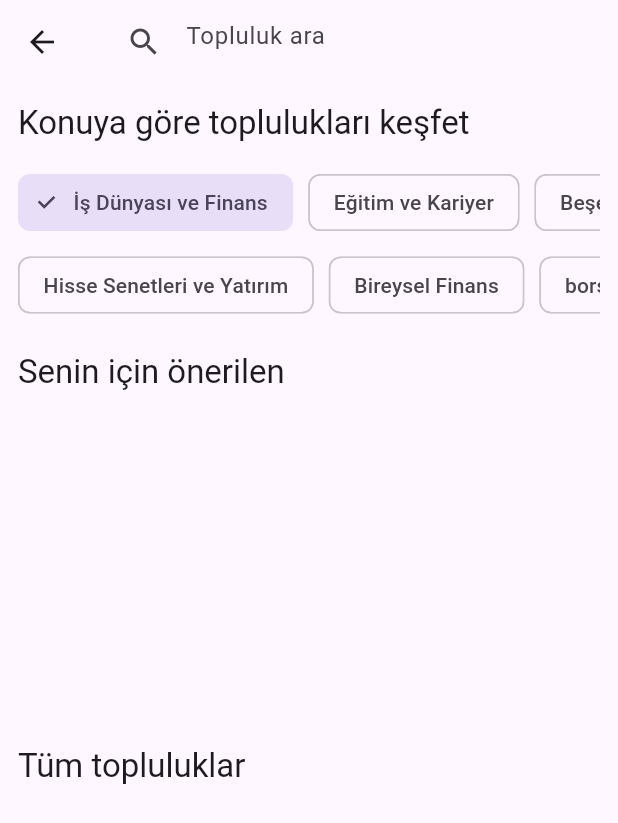
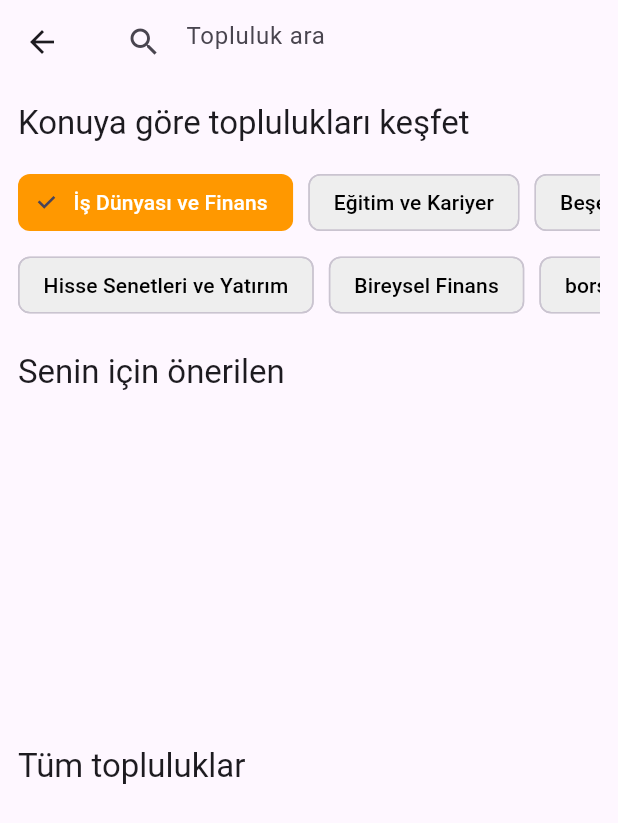
Before and after one commit to Tason1082/Mootable, a Flutter app: the CommunityExplorePage screen opened directly, on a phone screen of 412 x 824 dp. Shown: the top 823 px of the screen. Run offline on Flutter 3.47's test engine with Material 3 defaults, Android fonts, the phone set to English and light mode, and no system bars; our stand-ins replace image_picker, shared_preferences, supabase_flutter, video_player; missing offline and left inert: video_thumbnail; accounts and stored records are empty; generated files the repository leaves out were written again.

Commit message:
guncelleme13

```diff
--- a/lib/community_explore_page.dart
+++ b/lib/community_explore_page.dart
@@ -2,6 +2,7 @@ import 'package:flutter/material.dart';
 import 'package:supabase_flutter/supabase_flutter.dart';
 import 'package:flutter_gen/gen_l10n/app_localizations.dart';
 import 'community/topic_data.dart';
+import 'theme/app_theme.dart';
 
 class CommunityExplorePage extends StatefulWidget {
   const CommunityExplorePage({super.key});
@@ -15,13 +16,10 @@ class _CommunityExplorePageState extends State<CommunityExplorePage> {
   final user = Supabase.instance.client.auth.currentUser;
 
   bool loading = true;
-
   List<Map<String, dynamic>> recommended = [];
   List<Map<String, dynamic>> allCommunities = [];
   List<Map<String, dynamic>> userJoinedCommunities = [];
-
   String searchQuery = "";
-
   late AppLocalizations l10n;
 
   List<String> redditCategories = [];
@@ -50,7 +48,6 @@ class _CommunityExplorePageState extends State<CommunityExplorePage> {
           .from("communities")
           .select("*")
           .order("created_at", ascending: false);
-
       allCommunities = List<Map<String, dynamic>>.from(result);
     } catch (_) {
       allCommunities = [];
@@ -68,10 +65,8 @@ class _CommunityExplorePageState extends State<CommunityExplorePage> {
           .from("user_interests")
           .select("interest_name")
           .eq("user_id", user!.id);
-
-      final interestNames = interests
-          .map((i) => i["interest_name"].toString().toLowerCase())
-          .toList();
+      final interestNames =
+      interests.map((i) => i["interest_name"].toString().toLowerCase()).toList();
 
       if (interestNames.isEmpty) {
         recommended = [];
@@ -101,7 +96,6 @@ class _CommunityExplorePageState extends State<CommunityExplorePage> {
           .from("user_communities")
           .select("community_id")
           .eq("user_id", user!.id);
-
       final ids = joins.map((j) => j["community_id"]).toList();
 
       if (ids.isEmpty) {
@@ -111,7 +105,6 @@ class _CommunityExplorePageState extends State<CommunityExplorePage> {
 
       final comms =
       await supabase.from("communities").select("*").inFilter("id", ids);
-
       userJoinedCommunities = List<Map<String, dynamic>>.from(comms);
     } catch (_) {
       userJoinedCommunities = [];
@@ -130,22 +123,16 @@ class _CommunityExplorePageState extends State<CommunityExplorePage> {
   List<Map<String, dynamic>> _filteredCommunities() {
     final q = searchQuery.toLowerCase();
     final currentTopics =
-        getTopicsData(l10n)[selectedCategory]
-            ?.map((t) => t.toLowerCase())
-            .toList() ??
-            [];
+        getTopicsData(l10n)[selectedCategory]?.map((t) => t.toLowerCase()).toList() ?? [];
 
     return allCommunities.where((c) {
       if (_isJoined(c)) return false;
 
-      final topics =
-      List<String>.from(c["topics"] ?? []).map((t) => t.toLowerCase()).toList();
+      final topics = List<String>.from(c["topics"] ?? []).map((t) => t.toLowerCase()).toList();
 
-      if (selectedTopic != null &&
-          !topics.contains(selectedTopic!.toLowerCase())) return false;
+      if (selectedTopic != null && !topics.contains(selectedTopic!.toLowerCase())) return false;
 
-      if (selectedTopic == null &&
-          !topics.any((t) => currentTopics.contains(t))) return false;
+      if (selectedTopic == null && !topics.any((t) => currentTopics.contains(t))) return false;
 
       final name = (c["name"] ?? "").toLowerCase();
       final desc = (c["description"] ?? "").toLowerCase();
@@ -167,20 +154,25 @@ class _CommunityExplorePageState extends State<CommunityExplorePage> {
     setState(() {});
   }
 
-  /// 🔹 CATEGORY BAR
-  Widget _categoryBar(ColorScheme colors, TextTheme textTheme) {
+  Widget _categoryBar() {
     return SizedBox(
       height: 50,
       child: ListView(
         scrollDirection: Axis.horizontal,
         children: redditCategories.map((cat) {
           final selected = selectedCategory == cat;
-
           return Padding(
             padding: const EdgeInsets.only(right: 10),
             child: ChoiceChip(
-              label: Text(cat),
+              label: Text(
+                cat,
+                style: TextStyle(
+                  color: selected ? Colors.white : Colors.black,
+                ),
+              ),
               selected: selected,
+              selectedColor: AppTheme.primary,
+              backgroundColor: Colors.grey.shade200,
               onSelected: (_) {
                 setState(() {
                   selectedCategory = cat;
@@ -194,22 +186,26 @@ class _CommunityExplorePageState extends State<CommunityExplorePage> {
     );
   }
 
-  Widget _topicsBar(ColorScheme colors) {
+  Widget _topicsBar() {
     final topics = getTopicsData(l10n)[selectedCategory] ?? [];
-
     return SizedBox(
       height: 40,
       child: ListView(
         scrollDirection: Axis.horizontal,
         children: topics.map((topic) {
-          final selected =
-              selectedTopic?.toLowerCase() == topic.toLowerCase();
-
+          final selected = selectedTopic?.toLowerCase() == topic.toLowerCase();
           return Padding(
             padding: const EdgeInsets.only(right: 10),
             child: ChoiceChip(
-              label: Text(topic),
+              label: Text(
+                topic,
+                style: TextStyle(
+                  color: selected ? Colors.white : Colors.black,
+                ),
+              ),
               selected: selected,
+              selectedColor: AppTheme.primary,
+              backgroundColor: Colors.grey.shade200,
               onSelected: (_) {
                 setState(() {
                   selectedTopic = selected ? null : topic;
@@ -222,11 +218,11 @@ class _CommunityExplorePageState extends State<CommunityExplorePage> {
     );
   }
 
-  Widget _recommendedCard(
-      BuildContext context, Map<String, dynamic> community) {
+
+
+
+  Widget _recommendedCard(BuildContext context, Map<String, dynamic> community) {
     final joined = _isJoined(community);
-    final colors = Theme.of(context).colorScheme;
-
     return SizedBox(
       width: 300,
       child: Card(
@@ -239,18 +235,15 @@ class _CommunityExplorePageState extends State<CommunityExplorePage> {
               ListTile(
                 contentPadding: EdgeInsets.zero,
                 leading: CircleAvatar(
-                  backgroundColor: colors.surfaceVariant,
+                  backgroundColor: Theme.of(context).colorScheme.surfaceVariant,
                   backgroundImage: community["avatar_url"] != null
                       ? NetworkImage(community["avatar_url"])
                       : null,
                   child: community["avatar_url"] == null
-                      ? Icon(Icons.groups, color: colors.onSurfaceVariant)
+                      ? Icon(Icons.groups, color: Theme.of(context).colorScheme.onSurfaceVariant)
                       : null,
                 ),
-                title: Text(
-                  community["name"] ?? "",
-                  style: Theme.of(context).textTheme.titleMedium,
-                ),
+                title: Text(community["name"] ?? "", style: Theme.of(context).textTheme.titleMedium),
               ),
               Text(
                 community["description"] ?? "",
@@ -260,9 +253,18 @@ class _CommunityExplorePageState extends State<CommunityExplorePage> {
               const Spacer(),
               Align(
                 alignment: Alignment.centerRight,
-                child: FilledButton(
-                  onPressed: joined ? null : () => _joinCommunity(community),
-                  child: Text(joined ? "Katıldın" : "Katıl"),
+                child: joined
+                    ? FilledButton.tonal(
+                  onPressed: null,
+                  child: const Text("Katıldın"),
+                )
+                    : FilledButton(
+                  onPressed: () => _joinCommunity(community),
+                  style: ButtonStyle(
+                    backgroundColor: MaterialStateProperty.all(AppTheme.primary),
+                    foregroundColor: MaterialStateProperty.all(Colors.white),
+                  ),
+                  child: const Text("Katıl"),
                 ),
               ),
             ],
@@ -272,22 +274,19 @@ class _CommunityExplorePageState extends State<CommunityExplorePage> {
     );
   }
 
-  Widget _communityCard(
-      BuildContext context, Map<String, dynamic> community) {
+  Widget _communityCard(BuildContext context, Map<String, dynamic> community) {
     final joined = _isJoined(community);
-    final colors = Theme.of(context).colorScheme;
-
     return Card(
       surfaceTintColor: Colors.transparent,
       margin: const EdgeInsets.only(bottom: 10),
       child: ListTile(
         leading: CircleAvatar(
-          backgroundColor: colors.surfaceVariant,
+          backgroundColor: Theme.of(context).colorScheme.surfaceVariant,
           backgroundImage: community["avatar_url"] != null
               ? NetworkImage(community["avatar_url"])
               : null,
           child: community["avatar_url"] == null
-              ? Icon(Icons.groups, color: colors.onSurfaceVariant)
+              ? Icon(Icons.groups, color: Theme.of(context).colorScheme.onSurfaceVariant)
               : null,
         ),
         title: Text(community["name"] ?? ""),
@@ -296,9 +295,18 @@ class _CommunityExplorePageState extends State<CommunityExplorePage> {
           maxLines: 2,
           overflow: TextOverflow.ellipsis,
         ),
-        trailing: FilledButton(
-          onPressed: joined ? null : () => _joinCommunity(community),
-          child: Text(joined ? "Katıldın" : "Katıl"),
+        trailing: joined
+            ? FilledButton.tonal(
+          onPressed: null,
+          child: const Text("Katıldın"),
+        )
+            : FilledButton(
+          onPressed: () => _joinCommunity(community),
+          style: ButtonStyle(
+            backgroundColor: MaterialStateProperty.all(AppTheme.primary),
+            foregroundColor: MaterialStateProperty.all(Colors.white),
+          ),
+          child: const Text("Katıl"),
         ),
       ),
     );
@@ -312,9 +320,6 @@ class _CommunityExplorePageState extends State<CommunityExplorePage> {
     if (selectedCategory.isEmpty && redditCategories.isNotEmpty) {
       selectedCategory = redditCategories.first;
     }
-
-    final theme = Theme.of(context);
-    final colors = theme.colorScheme;
 
     return Scaffold(
       appBar: AppBar(
@@ -333,38 +338,25 @@ class _CommunityExplorePageState extends State<CommunityExplorePage> {
         padding: const EdgeInsets.all(12),
         child: ListView(
           children: [
-            Text(
-              "Konuya göre toplulukları keşfet",
-              style: theme.textTheme.titleLarge,
-            ),
+            Text("Konuya göre toplulukları keşfet", style: Theme.of(context).textTheme.titleLarge),
             const SizedBox(height: 14),
-            _categoryBar(colors, theme.textTheme),
+            _categoryBar(),
             const SizedBox(height: 10),
-            _topicsBar(colors),
+            _topicsBar(),
             const SizedBox(height: 24),
-            Text(
-              "Senin için önerilen",
-              style: theme.textTheme.titleLarge,
-            ),
+            Text("Senin için önerilen", style: Theme.of(context).textTheme.titleLarge),
             const SizedBox(height: 10),
             SizedBox(
               height: 200,
               child: ListView(
                 scrollDirection: Axis.horizontal,
-                children: filteredRecommended
-                    .map((c) => _recommendedCard(context, c))
-                    .toList(),
+                children: filteredRecommended.map((c) => _recommendedCard(context, c)).toList(),
               ),
             ),
             const SizedBox(height: 25),
-            Text(
-              "Tüm topluluklar",
-              style: theme.textTheme.titleLarge,
-            ),
+            Text("Tüm topluluklar", style: Theme.of(context).textTheme.titleLarge),
             const SizedBox(height: 10),
-            ..._filteredCommunities()
-                .map((c) => _communityCard(context, c))
-                .toList(),
+            ..._filteredCommunities().map((c) => _communityCard(context, c)).toList(),
           ],
         ),
       ),
--- a/lib/theme/app_theme.dart
+++ b/lib/theme/app_theme.dart
@@ -1,42 +1,95 @@
+// app_theme.dart
 import 'package:flutter/material.dart';
 
 class AppTheme {
-  static const Color primary = Color(0xFFFF9800); // Siyah
-  static const Color secondary = Color(0xFFFF9800);
-  static const Color background = Color(0xFFFF9800);
-  static const Color iconGrey = Colors.orange;
+  static const Color primary = Color(0xFFFF9800);
 
   static ThemeData lightTheme = ThemeData(
     useMaterial3: true,
-    scaffoldBackgroundColor: background,
+    scaffoldBackgroundColor: Colors.white,
 
     colorScheme: ColorScheme.fromSeed(
       seedColor: primary,
       primary: primary,
-      secondary: secondary,
+      secondary: primary,
+      secondaryContainer: primary.withOpacity(0.15), // Tonal button
       surface: Colors.white,
+      background: Colors.white,
     ),
 
+    // APP BAR
     appBarTheme: const AppBarTheme(
       backgroundColor: Colors.white,
       foregroundColor: Colors.black,
       elevation: 1,
       iconTheme: IconThemeData(color: Colors.black),
+      titleTextStyle: TextStyle(
+        color: Colors.black,
+        fontSize: 18,
+        fontWeight: FontWeight.w600,
+      ),
     ),
 
-    iconTheme: const IconThemeData(
-      color: Colors.black87,
+    iconTheme: const IconThemeData(color: Colors.black87),
+
+    // FILLED BUTTON (Katıl, Kaydet, vb.)
+    filledButtonTheme: FilledButtonThemeData(
+      style: ButtonStyle(
+        backgroundColor: MaterialStateProperty.resolveWith((states) {
+          if (states.contains(MaterialState.disabled)) return primary.withOpacity(0.4);
+          return primary;
+        }),
+        foregroundColor: MaterialStateProperty.all(Colors.white),
+        shape: MaterialStateProperty.all(RoundedRectangleBorder(
+          borderRadius: BorderRadius.circular(20),
+        )),
+      ),
     ),
 
+    // OUTLINED BUTTON
+    outlinedButtonTheme: OutlinedButtonThemeData(
+      style: ButtonStyle(
+        foregroundColor: MaterialStateProperty.all(primary),
+        side: MaterialStateProperty.all(BorderSide(color: primary)),
+        shape: MaterialStateProperty.all(RoundedRectangleBorder(
+          borderRadius: BorderRadius.circular(20),
+        )),
+      ),
+    ),
+
+    // INPUT
+    inputDecorationTheme: InputDecorationTheme(
+      border: OutlineInputBorder(borderRadius: BorderRadius.circular(12)),
+      focusedBorder: OutlineInputBorder(
+        borderRadius: BorderRadius.circular(12),
+        borderSide: const BorderSide(color: primary),
+      ),
+      prefixIconColor: primary,
+    ),
+
+    // BOTTOM NAV
     bottomNavigationBarTheme: const BottomNavigationBarThemeData(
       backgroundColor: Colors.white,
       selectedItemColor: Colors.black87,
       unselectedItemColor: Colors.grey,
     ),
 
+    // FAB
     floatingActionButtonTheme: const FloatingActionButtonThemeData(
       backgroundColor: primary,
       foregroundColor: Colors.white,
     ),
+
+    // CHIP (ChoiceChip, FilterChip, vb.)
+    chipTheme: ChipThemeData(
+      selectedColor: primary,
+      backgroundColor: Colors.grey.shade200,
+      disabledColor: Colors.grey.shade300,
+      labelStyle: const TextStyle(color: Colors.black),
+      secondaryLabelStyle: const TextStyle(color: Colors.white),
+      shape: RoundedRectangleBorder(borderRadius: BorderRadius.circular(20)),
+      side: BorderSide(color: primary),
+      padding: const EdgeInsets.symmetric(horizontal: 12, vertical: 6),
+    ),
   );
 }
```
Also changed, not shown: lib/home/home_page.dart (+29 -38 lines), lib/quote_post_page.dart (added, +184 -0 lines).
